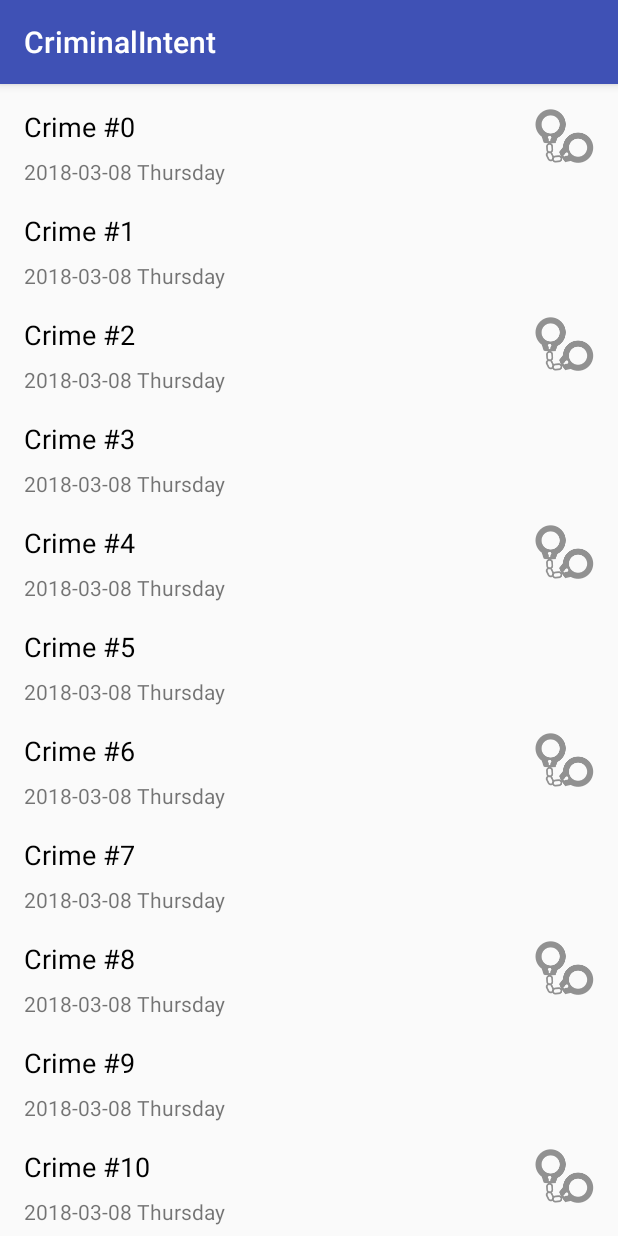
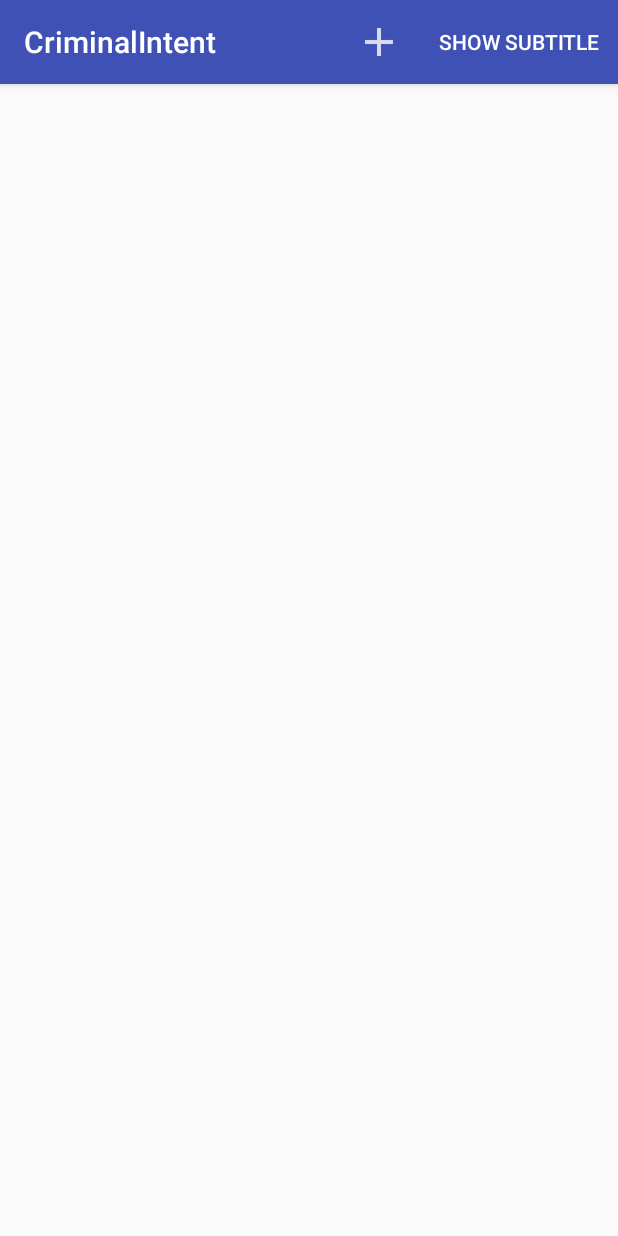
Before and after one commit to PPJLiuJie/ReadingNotesOfAndroidProgramming, an Android app: the screen it shows after launch (CrimeListActivity), on a phone screen of 412 x 824 dp. Run offline under Robolectric (Android 15) with nearby library versions, the phone set to English and light mode, and no system bars.

Commit message:
第十三章完成

```diff
--- a/CriminalIntent/app/src/main/AndroidManifest.xml
+++ b/CriminalIntent/app/src/main/AndroidManifest.xml
@@ -17,7 +17,8 @@
             </intent-filter>
         </activity>
 
-        <activity android:name=".CrimePagerActivity" />
+        <activity android:name=".CrimePagerActivity"
+            android:parentActivityName=".CrimeListActivity"/>
     </application>
 
 </manifest>
--- a/CriminalIntent/app/src/main/java/android/me/lj/criminalintent/CrimeLab.java
+++ b/CriminalIntent/app/src/main/java/android/me/lj/criminalintent/CrimeLab.java
@@ -24,12 +24,12 @@
 
     private CrimeLab(Context context) {
         mCrimes = new ArrayList<>();
-        for (int i = 0; i < 100; i++) {
-            Crime crime = new Crime();
-            crime.setTitle("Crime #" + i);
-            crime.setSolved(i % 2 == 0);
-            mCrimes.add(crime);
-        }
+//        for (int i = 0; i < 100; i++) {
+//            Crime crime = new Crime();
+//            crime.setTitle("Crime #" + i);
+//            crime.setSolved(i % 2 == 0);
+//            mCrimes.add(crime);
+//        }
     }
 
     public static CrimeLab getInstance(Context context) {
@@ -37,6 +37,10 @@
             sCrimeLab = new CrimeLab(context);
         }
         return sCrimeLab;
+    }
+
+    public void addCrime(Crime crime) {
+        mCrimes.add(crime);
     }
 
     public List<Crime> getCrimes() {
--- a/CriminalIntent/app/src/main/java/android/me/lj/criminalintent/CrimeListFragment.java
+++ b/CriminalIntent/app/src/main/java/android/me/lj/criminalintent/CrimeListFragment.java
@@ -6,9 +6,13 @@
 import android.support.annotation.NonNull;
 import android.support.annotation.Nullable;
 import android.support.v4.app.Fragment;
+import android.support.v7.app.AppCompatActivity;
 import android.support.v7.widget.LinearLayoutManager;
 import android.support.v7.widget.RecyclerView;
 import android.view.LayoutInflater;
+import android.view.Menu;
+import android.view.MenuInflater;
+import android.view.MenuItem;
 import android.view.View;
 import android.view.ViewGroup;
 import android.widget.ImageView;
@@ -46,6 +50,21 @@
 
     private CrimeAdapter mAdapter;
 
+    private boolean mSubTitleVisible;
+    private static final String SAVED_SUBTITLE_VISIBLE = "subtitle";
+
+    @Override
+    public void onCreate(@Nullable Bundle savedInstanceState) {
+        super.onCreate(savedInstanceState);
+        /**
+         * Fragment.onCreateOptionsMenu(Menu, MenuInflater)方法是由FragmentManager负责调用的。
+         * 因此，当activity接收到操作系统的onCreateOptionsMenu(...)方法回调请求时，我们必须明确告诉FragmentManager：
+         *      其管理的fragment应接收onCreateOptionsMenu(...)方法的调用指令。要通知FragmentManager，需调用以下方法：
+         *      public void setHasOptionsMenu(boolean hasMenu)
+         */
+        setHasOptionsMenu(true);
+    }
+
     @Nullable
     @Override
     public View onCreateView(@NonNull LayoutInflater inflater, @Nullable ViewGroup container, @Nullable Bundle savedInstanceState) {
@@ -62,6 +81,13 @@
          */
         mCrimeRecyclerView.setLayoutManager(new LinearLayoutManager(getActivity()));
 
+        /**
+         * 这里配合onSaveInstanceState(...)方法，解决屏幕旋转导致子标题消失的问题。
+         */
+        if (savedInstanceState != null) {
+            mSubTitleVisible = savedInstanceState.getBoolean(SAVED_SUBTITLE_VISIBLE);
+        }
+
         updateUI();
 
         return view;
@@ -71,6 +97,12 @@
     public void onResume() {
         super.onResume();
         updateUI();
+    }
+
+    @Override
+    public void onSaveInstanceState(@NonNull Bundle outState) {
+        super.onSaveInstanceState(outState);
+        outState.putBoolean(SAVED_SUBTITLE_VISIBLE, mSubTitleVisible);
     }
 
     private void updateUI() {
@@ -84,6 +116,85 @@
             mAdapter.notifyDataSetChanged();
         }
 
+        // 更新子标题
+        updateSubtitle();
+    }
+
+    @Override
+    public void onCreateOptionsMenu(Menu menu, MenuInflater inflater) {
+        super.onCreateOptionsMenu(menu, inflater);
+        /**
+         * 调用MenuInflater.inflate(int, Menu)方法并传入菜单文件的资源ID，将布局文件中定义的菜单项目填充到Menu实例中。
+         */
+        inflater.inflate(R.menu.fragment_crime_list, menu);
+
+        MenuItem subTitleItem = menu.findItem(R.id.show_subtitle);
+        if (mSubTitleVisible) {
+            subTitleItem.setTitle(R.string.hide_subtitle);
+        } else {
+            subTitleItem.setTitle(R.string.show_subtitle);
+        }
+    }
+
+    /**
+     * 用户点击菜单中的菜单项时， fragment会收到onOptionsItemSelected(MenuItem)方法的回调请求。
+     * 传入该方法的参数是一个描述用户选择的MenuItem实例。
+     */
+    @Override
+    public boolean onOptionsItemSelected(MenuItem item) {
+        /**
+         * 菜单通常包含多个菜单项。通过检查菜单项ID，可确定被选中的是哪个菜单项，然后作出相应的响应。
+         * 这个ID实际就是在菜单定义文件中赋予菜单项的资源ID。
+         */
+        switch (item.getItemId()) {
+            case R.id.new_crime:
+                Crime crime = new Crime();
+                CrimeLab.getInstance(getActivity()).addCrime(crime);
+                Intent intent = CrimePagerActivity.newIntent(getActivity(), crime.getId());
+                startActivity(intent);
+                return true;
+
+            case R.id.show_subtitle:
+                mSubTitleVisible = !mSubTitleVisible;
+                /**
+                 * Declare that the options menu has changed, so should be recreated.
+                 * The onCreateOptionsMenu(Menu)} method will be called the next
+                 * time it needs to be displayed.
+                 */
+                getActivity().invalidateOptionsMenu();
+                updateSubtitle();
+                return true;
+
+            default:
+                return super.onOptionsItemSelected(item);
+            /**
+             * onOptionsItemSelected(MenuItem)方法返回的是布尔值。
+             * 一旦完成菜单项事件处理，该方法应返回true值以表明任务已完成。
+             * 另外，默认case表达式中，如果菜单项ID不存在，超类版本方法会被调用。
+             */
+        }
+    }
+
+    private void updateSubtitle() {
+        CrimeLab crimeLab = CrimeLab.getInstance(getActivity());
+        int crimeCount = crimeLab.getCrimes().size();
+        /**
+         * getString(int resId, Object...formatArgs)方法接受字符串资源中占位符的替换值，updateSubtitle()用它生成子标题字符串。
+         */
+//        String subTitle = getString(R.string.subtitle_format, crimeCount);
+
+//        if (crimeCount == 1 || crimeCount == 0) {
+//            subTitle = subTitle.substring(0, subTitle.length() - 1);
+//        }
+        // 第十三章第七节：复数字符串资源
+        String subTitle = getResources().getQuantityString(R.plurals.subtitle_plurals, crimeCount, crimeCount);
+
+        if (!mSubTitleVisible) {
+            subTitle = null;
+        }
+
+        AppCompatActivity activity = (AppCompatActivity) getActivity();
+        activity.getSupportActionBar().setSubtitle(subTitle);
     }
 
     /**
--- /dev/null
+++ b/CriminalIntent/app/src/main/res/menu/fragment_crime_list.xml
@@ -0,0 +1,16 @@
+<?xml version="1.0" encoding="utf-8"?>
+<menu xmlns:android="http://schemas.android.com/apk/res/android"
+    xmlns:app="http://schemas.android.com/apk/res-auto">
+
+    <item
+        android:id="@+id/new_crime"
+        android:icon="@drawable/ic_action_add"
+        android:title="@string/new_crime"
+        app:showAsAction="ifRoom|withText" />
+
+    <item
+        android:id="@+id/show_subtitle"
+        android:title="@string/show_subtitle"
+        app:showAsAction="ifRoom" />
+
+</menu>
--- a/CriminalIntent/app/src/main/res/values/strings.xml
+++ b/CriminalIntent/app/src/main/res/values/strings.xml
@@ -5,4 +5,13 @@
     <string name="crime_details_label">Details</string>
     <string name="crime_solved_label">Solved</string>
     <string name="date_picker_title">Date of crime:</string>
+    <string name="new_crime">New Crime</string>
+    <string name="show_subtitle">Show Subtitle</string>
+    <string name="hide_subtitle">Hide Subtitle</string>
+    <string name="subtitle_format">%1$d crimes</string>
+
+    <plurals name="subtitle_plurals">
+        <item quantity="one">%1$d crime</item>
+        <item quantity="other">%1$d crimes</item>
+    </plurals>
 </resources>
```
Also changed, not shown: CriminalIntent/app/src/main/res/drawable-hdpi/ic_action_add.png (added), CriminalIntent/app/src/main/res/drawable-mdpi/ic_action_add.png (added), CriminalIntent/app/src/main/res/drawable-xhdpi/ic_action_add.png (added), CriminalIntent/app/src/main/res/drawable-xxhdpi/ic_action_add.png (added).
